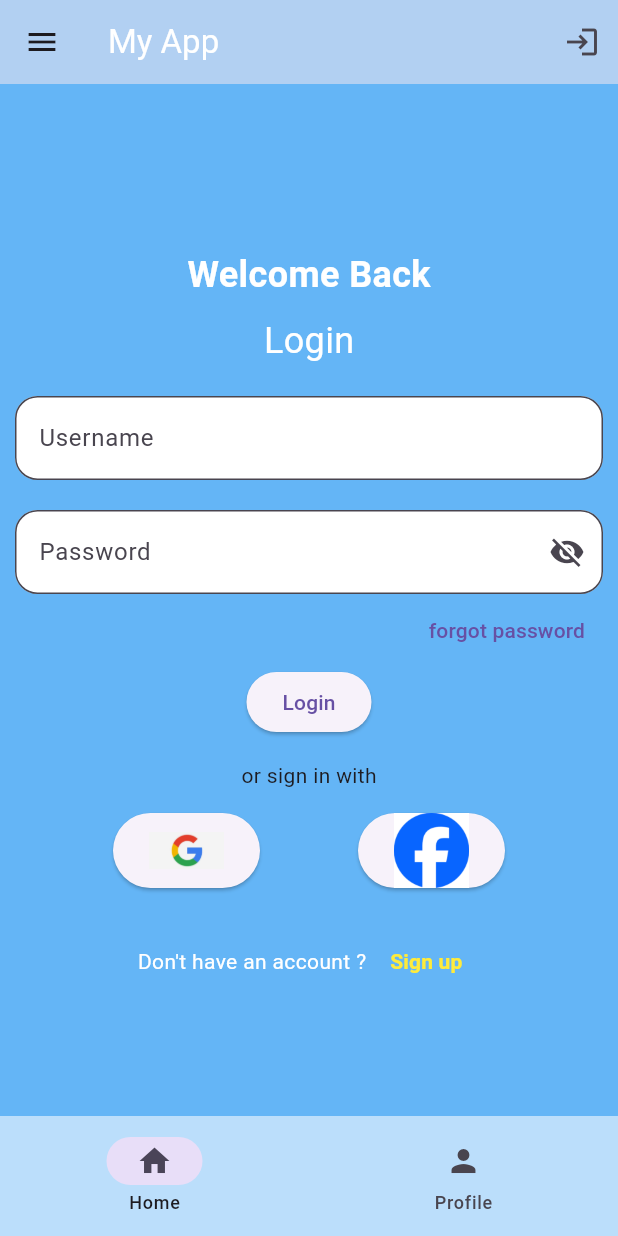
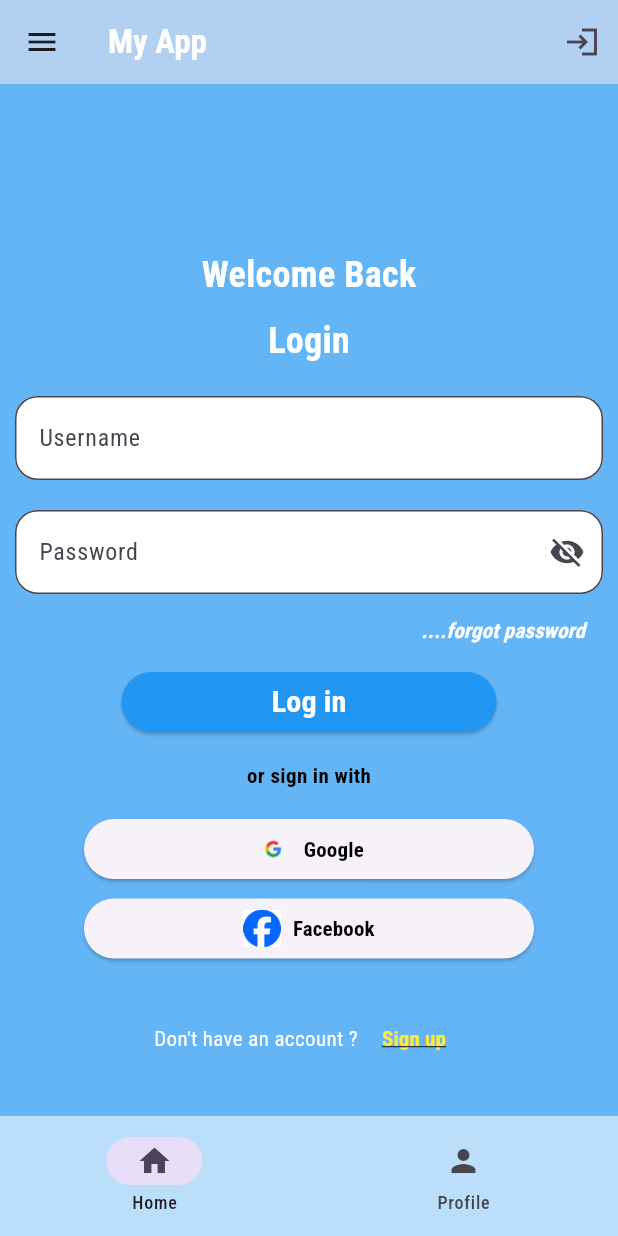
Before and after one commit to walonCode/learning_flutter, a Flutter app: the screen it shows after launch, on a phone screen of 412 x 824 dp. Run offline on Flutter 3.47's test engine with Material 3 defaults, Android fonts, the phone set to English and light mode, and no system bars.

Commit message:
add font to my project in learning_one

```diff
--- a/learning_one/lib/main.dart
+++ b/learning_one/lib/main.dart
@@ -12,6 +12,9 @@
   Widget build(BuildContext context) {
     return MaterialApp(
       debugShowCheckedModeBanner: false,
+      theme: ThemeData(
+        fontFamily: "Roboto Condensed"
+      ),
       home: Scaffold(
         backgroundColor: Colors.blue[300],
         appBar: AppBar(
@@ -20,15 +23,16 @@
           title: Text(
             "My App",
             style: TextStyle(
-              color:Colors.white
-            ),
+                color: Colors.white,
+                fontWeight: FontWeight.bold),
           ),
           leading: Icon(Icons.menu),
           actions: [
             IconButton(
-              onPressed:(){} ,
-              icon: Icon(Icons.login)
-            )
+                onPressed: () {
+                  print('login on App bar');
+                },
+                icon: Icon(Icons.login_sharp))
           ],
         ),
         body: LoginPage(),
--- a/learning_one/lib/pages/login_page.dart
+++ b/learning_one/lib/pages/login_page.dart
@@ -20,7 +20,8 @@ class LoginPage extends StatelessWidget {
               SizedBox(height:10),
               Text('Login',style:TextStyle(
                 fontSize: 24,
-                color:Colors.white
+                color:Colors.white,
+                fontWeight: FontWeight.bold
               )),
               SizedBox(
                 height: 20,
@@ -48,43 +49,86 @@ class LoginPage extends StatelessWidget {
                     suffixIcon: Icon(Icons.visibility_off)
                 ),
               ),
-              Row(
-                mainAxisAlignment: MainAxisAlignment.end,
-                children: [
-                  TextButton(onPressed: () {}, child: Text('forgot password'))
-                ],
+              Align(
+                alignment: Alignment.centerRight,
+                child:
+                  TextButton(
+                    onPressed: () {},
+                    style: TextButton.styleFrom(
+                      foregroundColor: Colors.white,
                     ),
-              ElevatedButton(
+                    child: Text('....forgot password',style: TextStyle(
+                      fontWeight: FontWeight.bold,
+                      fontStyle: FontStyle.italic
+                    ),),
+                  )
+              ),
+              SizedBox(
+                width: 250,
+                child: ElevatedButton(
                     onPressed: () {
                       print('login is click');
                     },
-                  child: Text('Login')
+                    style: ElevatedButton.styleFrom(
+                      backgroundColor: Colors.blue,
+                      foregroundColor: Colors.white
+                    ),
+                    child: Text('Log in',style:TextStyle(
+                      fontWeight: FontWeight.bold,
+                      fontSize: 20
+                    ))
+                ),
               ),
               SizedBox(height: 15,),
-              Text('or sign in with'),
+              Text('or sign in with',style:TextStyle(
+                        color: Colors.black,
+                        fontWeight: FontWeight.bold,
+                      )),
               SizedBox(height: 15,),
-              Row(
-                mainAxisAlignment: MainAxisAlignment.spaceEvenly,
+              SizedBox(
+                width: 300,
+                child: ElevatedButton(
+                  onPressed: (){},
+                  child: Row(
+                    mainAxisAlignment: MainAxisAlignment.center,
                     children: [
-                  ElevatedButton(
-                    onPressed: (){},
-                    child: Image.asset(
+                      Image.asset(
                         'assets/images/google.jpeg',
-                      width:50,
-                      height:50,
+                        width:25,
+                        height:25,
                         fit: BoxFit.contain,
+                      ),
+                      SizedBox(width: 8,),
+                      Text('Google',style:TextStyle(
+                        color: Colors.black,
+                        fontWeight: FontWeight.bold,
+                      ))
+                    ],
                   )
                 ),
-                  ElevatedButton(
+              ),
+              SizedBox(height: 5,),
+              SizedBox(
+                width: 300,
+                child: ElevatedButton(
                   onPressed: (){},
-                    child: Image.asset(
+                  child: Row(
+                    mainAxisAlignment: MainAxisAlignment.center,
+                    children: [
+                      Image.asset(
                         'assets/images/facebook.png',
-                      width:50 ,
-                      height:50,
+                        width:25 ,
+                        height:25,
                         fit: BoxFit.contain,
+                      ),
+                      SizedBox(width:8),
+                      Text('Facebook',style:TextStyle(
+                        color: Colors.black,
+                        fontWeight: FontWeight.bold,
+                      ))
+                    ],
                   )
                 ),
-                ],
               ),
               Container(
                 padding: EdgeInsets.all(25),
@@ -98,7 +142,8 @@ class LoginPage extends StatelessWidget {
                     SizedBox(width:4),
                     TextButton(onPressed: (){}, child: Text('Sign up',style: TextStyle(
                       color:Colors.yellow,
-                      fontWeight: FontWeight.bold
+                      fontWeight: FontWeight.bold,
+                      decoration: TextDecoration.underline
                     ),))
                   ],
                 ),
```
Also changed, not shown: learning_one/pubspec.yaml (+26 -11 lines), learning_one/assets/fonts/RobotoCondensed-Black.ttf (added), learning_one/assets/fonts/RobotoCondensed-Bold.ttf (added), learning_one/assets/fonts/RobotoCondensed-ExtraBold.ttf (added), learning_one/assets/fonts/RobotoCondensed-ExtraLight.ttf (added), learning_one/assets/fonts/RobotoCondensed-Light.ttf (added), learning_one/assets/fonts/RobotoCondensed-Medium.ttf (added), learning_one/assets/fonts/RobotoCondensed-Regular.ttf (added), learning_one/assets/fonts/RobotoCondensed-SemiBold.ttf (added), learning_one/assets/fonts/RobotoCondensed-Thin.ttf (added). Lines whose indentation alone changed are shown as unchanged.
